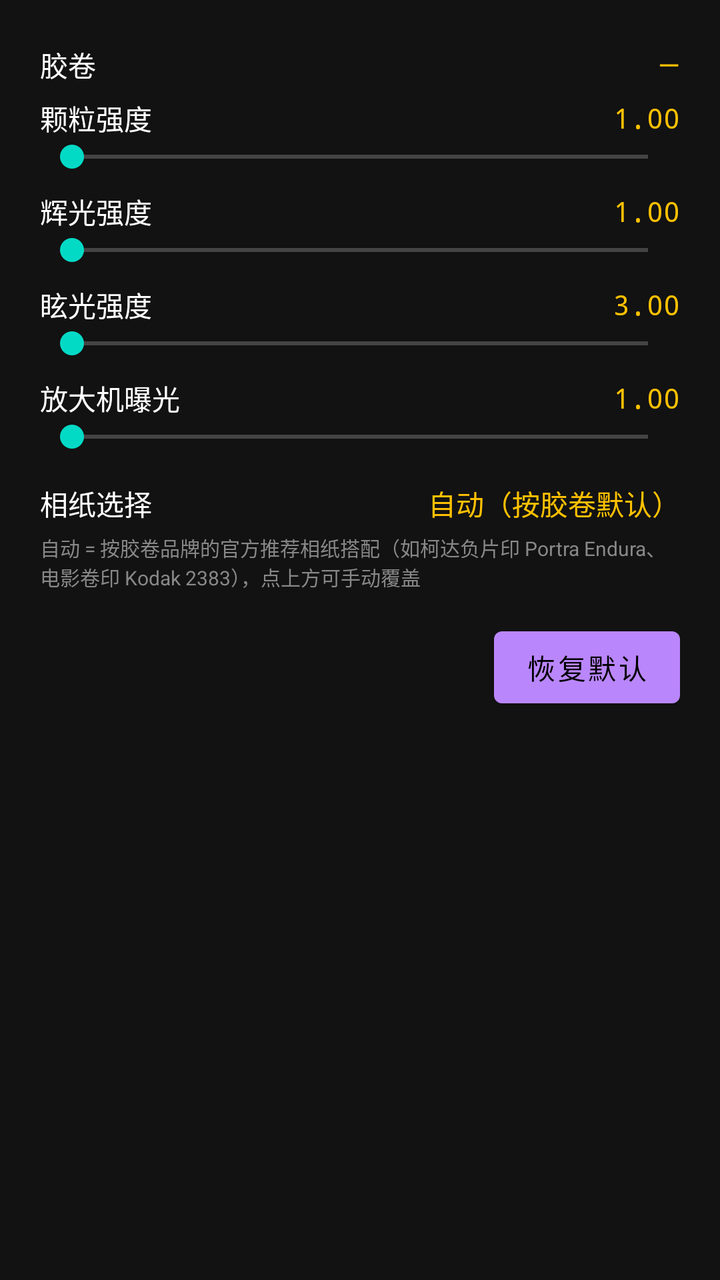
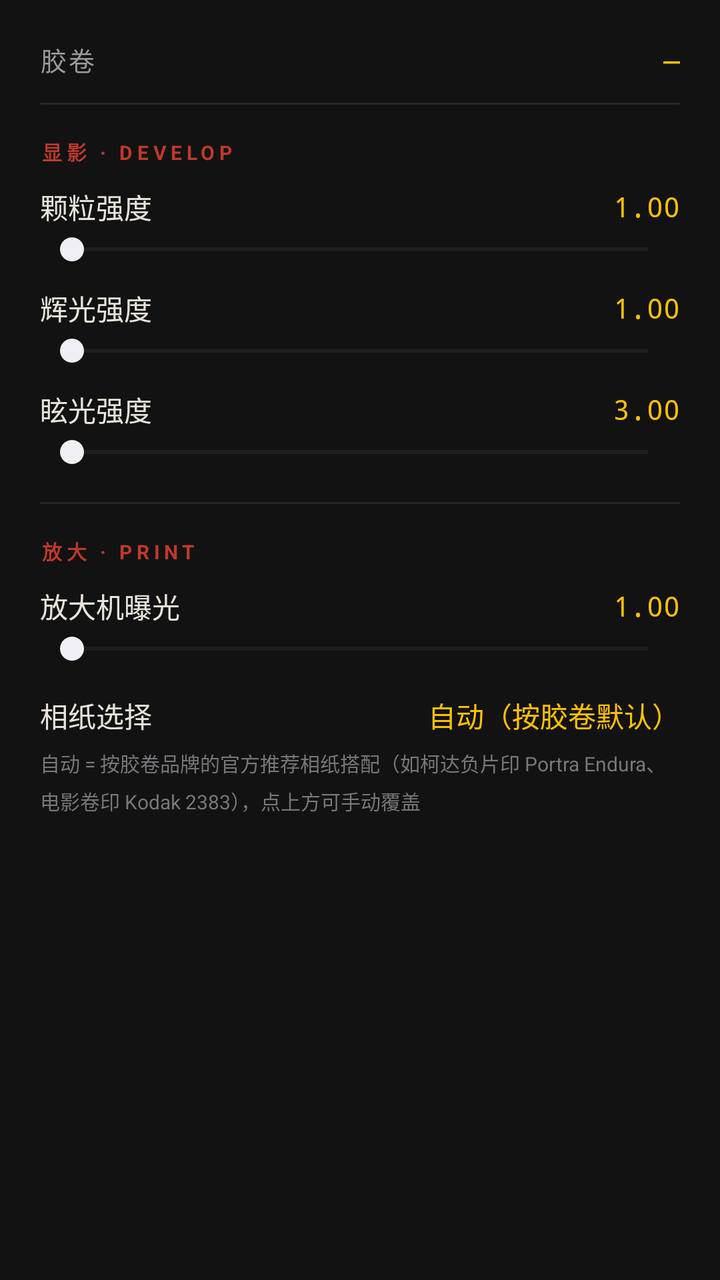

An Android layout rendered at two revisions. The XML below is the earlier revision; the diff shows what the commit changed to produce the second picture.
<!-- AndroidManifest.xml: application theme Theme.FilmCam -->
<!-- res/layout/dialog_dev_params.xml -->
<?xml version="1.0" encoding="utf-8"?>
<LinearLayout xmlns:android="http://schemas.android.com/apk/res/android"
    android:layout_width="match_parent"
    android:layout_height="wrap_content"
    android:orientation="vertical"
    android:paddingStart="20dp"
    android:paddingEnd="20dp"
    android:paddingTop="16dp"
    android:paddingBottom="8dp">

    
    <LinearLayout
        android:id="@+id/rowDevRoll"
        android:layout_width="match_parent"
        android:layout_height="wrap_content"
        android:orientation="horizontal"
        android:gravity="center_vertical"
        android:background="?android:attr/selectableItemBackground"
        android:clickable="true"
        android:focusable="true"
        android:paddingTop="6dp"
        android:paddingBottom="6dp">

        <TextView
            android:layout_width="0dp"
            android:layout_height="wrap_content"
            android:layout_weight="1"
            android:text="胶卷"
            android:textColor="#FFFFFF"
            android:textSize="14sp" />

        <TextView
            android:id="@+id/tvDevRollValue"
            android:layout_width="wrap_content"
            android:layout_height="wrap_content"
            android:text="—"
            android:textColor="#FFC100"
            android:textSize="14sp" />
    </LinearLayout>

    
    <LinearLayout
        android:layout_width="match_parent"
        android:layout_height="wrap_content"
        android:orientation="horizontal"
        android:gravity="center_vertical">

        <TextView
            android:layout_width="0dp"
            android:layout_height="wrap_content"
            android:layout_weight="1"
            android:text="颗粒强度"
            android:textColor="#FFFFFF"
            android:textSize="14sp" />

        <TextView
            android:id="@+id/tvDevGrainValue"
            android:layout_width="wrap_content"
            android:layout_height="wrap_content"
            android:text="1.00"
            android:textColor="#FFC100"
            android:textSize="14sp"
            android:fontFamily="monospace" />
    </LinearLayout>

    <SeekBar
        android:id="@+id/sbDevGrain"
        android:layout_width="match_parent"
        android:layout_height="wrap_content"
        android:max="200" />

    
    <LinearLayout
        android:layout_width="match_parent"
        android:layout_height="wrap_content"
        android:orientation="horizontal"
        android:gravity="center_vertical"
        android:layout_marginTop="8dp">

        <TextView
            android:layout_width="0dp"
            android:layout_height="wrap_content"
            android:layout_weight="1"
            android:text="辉光强度"
            android:textColor="#FFFFFF"
            android:textSize="14sp" />

        <TextView
            android:id="@+id/tvDevHalationValue"
            android:layout_width="wrap_content"
            android:layout_height="wrap_content"
            android:text="1.00"
            android:textColor="#FFC100"
            android:textSize="14sp"
            android:fontFamily="monospace" />
    </LinearLayout>

    <SeekBar
        android:id="@+id/sbDevHalation"
        android:layout_width="match_parent"
        android:layout_height="wrap_content"
        android:max="200" />

    
    <LinearLayout
        android:layout_width="match_parent"
        android:layout_height="wrap_content"
        android:orientation="horizontal"
        android:gravity="center_vertical"
        android:layout_marginTop="8dp">

        <TextView
            android:layout_width="0dp"
            android:layout_height="wrap_content"
            android:layout_weight="1"
            android:text="眩光强度"
            android:textColor="#FFFFFF"
            android:textSize="14sp" />

        <TextView
            android:id="@+id/tvDevGlareValue"
            android:layout_width="wrap_content"
            android:layout_height="wrap_content"
            android:text="3.00"
            android:textColor="#FFC100"
            android:textSize="14sp"
            android:fontFamily="monospace" />
    </LinearLayout>

    <SeekBar
        android:id="@+id/sbDevGlare"
        android:layout_width="match_parent"
        android:layout_height="wrap_content"
        android:max="600" />

    
    <LinearLayout
        android:layout_width="match_parent"
        android:layout_height="wrap_content"
        android:orientation="horizontal"
        android:gravity="center_vertical"
        android:layout_marginTop="8dp">

        <TextView
            android:layout_width="0dp"
            android:layout_height="wrap_content"
            android:layout_weight="1"
            android:text="放大机曝光"
            android:textColor="#FFFFFF"
            android:textSize="14sp" />

        <TextView
            android:id="@+id/tvDevExposureValue"
            android:layout_width="wrap_content"
            android:layout_height="wrap_content"
            android:text="1.00"
            android:textColor="#FFC100"
            android:textSize="14sp"
            android:fontFamily="monospace" />
    </LinearLayout>

    <SeekBar
        android:id="@+id/sbDevExposure"
        android:layout_width="match_parent"
        android:layout_height="wrap_content"
        android:max="150" />

    
    <LinearLayout
        android:id="@+id/rowDevPaper"
        android:layout_width="match_parent"
        android:layout_height="wrap_content"
        android:orientation="horizontal"
        android:gravity="center_vertical"
        android:layout_marginTop="8dp"
        android:background="?android:attr/selectableItemBackground"
        android:clickable="true"
        android:focusable="true"
        android:paddingTop="6dp"
        android:paddingBottom="6dp">

        <TextView
            android:layout_width="0dp"
            android:layout_height="wrap_content"
            android:layout_weight="1"
            android:text="相纸选择"
            android:textColor="#FFFFFF"
            android:textSize="14sp" />

        <TextView
            android:id="@+id/tvDevPaperValue"
            android:layout_width="wrap_content"
            android:layout_height="wrap_content"
            android:text="自动（按胶卷默认）"
            android:textColor="#FFC100"
            android:textSize="14sp" />
    </LinearLayout>

    
    <TextView
        android:layout_width="match_parent"
        android:layout_height="wrap_content"
        android:layout_marginTop="-2dp"
        android:layout_marginBottom="6dp"
        android:text="自动 = 按胶卷品牌的官方推荐相纸搭配（如柯达负片印 Portra Endura、电影卷印 Kodak 2383），点上方可手动覆盖"
        android:textColor="#888888"
        android:textSize="10sp" />

    
    <Button
        android:id="@+id/btnDevReset"
        android:layout_width="wrap_content"
        android:layout_height="wrap_content"
        android:layout_gravity="end"
        android:layout_marginTop="8dp"
        android:text="恢复默认" />

</LinearLayout>
<!-- resources referenced by this layout -->
<resources>
  <style name="Theme.FilmCam" parent="Theme.MaterialComponents.NoActionBar">
          <item name="android:statusBarColor">#000000</item>
          <item name="android:navigationBarColor">#000000</item>
      </style>
</resources>

<!-- the commit's change to res/layout/dialog_dev_params.xml (unified diff, before → after) -->
@@ -1,218 +1,277 @@
 <?xml version="1.0" encoding="utf-8"?>
-<LinearLayout xmlns:android="http://schemas.android.com/apk/res/android"
+<ScrollView xmlns:android="http://schemas.android.com/apk/res/android"
     android:layout_width="match_parent"
     android:layout_height="wrap_content"
-    android:orientation="vertical"
-    android:paddingStart="20dp"
-    android:paddingEnd="20dp"
-    android:paddingTop="16dp"
-    android:paddingBottom="8dp">
-
-    
-    <LinearLayout
-        android:id="@+id/rowDevRoll"
-        android:layout_width="match_parent"
-        android:layout_height="wrap_content"
-        android:orientation="horizontal"
-        android:gravity="center_vertical"
-        android:background="?android:attr/selectableItemBackground"
-        android:clickable="true"
-        android:focusable="true"
-        android:paddingTop="6dp"
-        android:paddingBottom="6dp">
-
-        <TextView
-            android:layout_width="0dp"
-            android:layout_height="wrap_content"
-            android:layout_weight="1"
-            android:text="胶卷"
-            android:textColor="#FFFFFF"
-            android:textSize="14sp" />
-
-        <TextView
-            android:id="@+id/tvDevRollValue"
-            android:layout_width="wrap_content"
-            android:layout_height="wrap_content"
-            android:text="—"
-            android:textColor="#FFC100"
-            android:textSize="14sp" />
-    </LinearLayout>
-
-    
+    android:overScrollMode="never">
+
     <LinearLayout
         android:layout_width="match_parent"
         android:layout_height="wrap_content"
-        android:orientation="horizontal"
-        android:gravity="center_vertical">
-
+        android:orientation="vertical"
+        android:paddingStart="20dp"
+        android:paddingEnd="20dp"
+        android:paddingTop="8dp"
+        android:paddingBottom="12dp">
+
+        
+        <LinearLayout
+            android:id="@+id/rowDevRoll"
+            android:layout_width="match_parent"
+            android:layout_height="wrap_content"
+            android:orientation="horizontal"
+            android:gravity="center_vertical"
+            android:background="?android:attr/selectableItemBackground"
+            android:clickable="true"
+            android:focusable="true"
+            android:paddingTop="12dp"
+            android:paddingBottom="12dp">
+
+            <TextView
+                android:layout_width="0dp"
+                android:layout_height="wrap_content"
+                android:layout_weight="1"
+                android:text="胶卷"
+                android:textColor="#9A9A9E"
+                android:textSize="13sp"
+                android:letterSpacing="0.06" />
+
+            <TextView
+                android:id="@+id/tvDevRollValue"
+                android:layout_width="wrap_content"
+                android:layout_height="wrap_content"
+                android:text="—"
+                android:textColor="#FFC100"
+                android:textSize="14sp"
+                android:fontFamily="monospace" />
+        </LinearLayout>
+
+        <View
+            android:layout_width="match_parent"
+            android:layout_height="1dp"
+            android:background="#26262A" />
+
+        
         <TextView
-            android:layout_width="0dp"
-            android:layout_height="wrap_content"
-            android:layout_weight="1"
-            android:text="颗粒强度"
-            android:textColor="#FFFFFF"
-            android:textSize="14sp" />
-
+            android:layout_width="wrap_content"
+            android:layout_height="wrap_content"
+            android:layout_marginTop="16dp"
+            android:text="显影 · DEVELOP"
+            android:textColor="#C0392B"
+            android:textSize="10sp"
+            android:textStyle="bold"
+            android:letterSpacing="0.22" />
+
+        
+        <LinearLayout
+            android:layout_width="match_parent"
+            android:layout_height="wrap_content"
+            android:orientation="horizontal"
+            android:gravity="center_vertical"
+            android:paddingTop="10dp">
+
+            <TextView
+                android:layout_width="0dp"
+                android:layout_height="wrap_content"
+                android:layout_weight="1"
+                android:text="颗粒强度"
+                android:textColor="#E8E4DA"
+                android:textSize="14sp" />
+
+            <TextView
+                android:id="@+id/tvDevGrainValue"
+                android:layout_width="wrap_content"
+                android:layout_height="wrap_content"
+                android:text="1.00"
+                android:textColor="#FFC100"
+                android:textSize="14sp"
+                android:fontFamily="monospace" />
+        </LinearLayout>
+
+        <SeekBar
+            android:id="@+id/sbDevGrain"
+            android:layout_width="match_parent"
+            android:layout_height="wrap_content"
+            android:layout_marginTop="2dp"
+            android:max="200"
+            android:progressTint="#FFC100"
+            android:progressBackgroundTint="#3A3A40"
+            android:thumbTint="#F0F0F4" />
+
+        
+        <LinearLayout
+            android:layout_width="match_parent"
+            android:layout_height="wrap_content"
+            android:orientation="horizontal"
+            android:gravity="center_vertical"
+            android:paddingTop="10dp">
+
+            <TextView
+                android:layout_width="0dp"
+                android:layout_height="wrap_content"
+                android:layout_weight="1"
+                android:text="辉光强度"
+                android:textColor="#E8E4DA"
+                android:textSize="14sp" />
+
+            <TextView
+                android:id="@+id/tvDevHalationValue"
+                android:layout_width="wrap_content"
+                android:layout_height="wrap_content"
+                android:text="1.00"
+                android:textColor="#FFC100"
+                android:textSize="14sp"
+                android:fontFamily="monospace" />
+        </LinearLayout>
+
+        <SeekBar
+            android:id="@+id/sbDevHalation"
+            android:layout_width="match_parent"
+            android:layout_height="wrap_content"
+            android:layout_marginTop="2dp"
+            android:max="200"
+            android:progressTint="#FFC100"
+            android:progressBackgroundTint="#3A3A40"
+            android:thumbTint="#F0F0F4" />
+
+        
+        <LinearLayout
+            android:layout_width="match_parent"
+            android:layout_height="wrap_content"
+            android:orientation="horizontal"
+            android:gravity="center_vertical"
+            android:paddingTop="10dp">
+
+            <TextView
+                android:layout_width="0dp"
+                android:layout_height="wrap_content"
+                android:layout_weight="1"
+                android:text="眩光强度"
+                android:textColor="#E8E4DA"
+                android:textSize="14sp" />
+
+            <TextView
+                android:id="@+id/tvDevGlareValue"
+                android:layout_width="wrap_content"
+                android:layout_height="wrap_content"
+                android:text="3.00"
+                android:textColor="#FFC100"
+                android:textSize="14sp"
+                android:fontFamily="monospace" />
+        </LinearLayout>
+
+        <SeekBar
+            android:id="@+id/sbDevGlare"
+            android:layout_width="match_parent"
+            android:layout_height="wrap_content"
+            android:layout_marginTop="2dp"
+            android:max="600"
+            android:progressTint="#FFC100"
+            android:progressBackgroundTint="#3A3A40"
+            android:thumbTint="#F0F0F4" />
+
+        <View
+            android:layout_width="match_parent"
+            android:layout_height="1dp"
+            android:layout_marginTop="16dp"
+            android:background="#26262A" />
+
+        
         <TextView
-            android:id="@+id/tvDevGrainValue"
             android:layout_width="wrap_content"
             android:layout_height="wrap_content"
-            android:text="1.00"
+            android:layout_marginTop="16dp"
+            android:text="放大 · PRINT"
+            android:textColor="#C0392B"
+            android:textSize="10sp"
+            android:textStyle="bold"
+            android:letterSpacing="0.22" />
+
+        
+        <LinearLayout
+            android:layout_width="match_parent"
+            android:layout_height="wrap_content"
+            android:orientation="horizontal"
+            android:gravity="center_vertical"
+            android:paddingTop="10dp">
+
+            <TextView
+                android:layout_width="0dp"
+                android:layout_height="wrap_content"
+                android:layout_weight="1"
+                android:text="放大机曝光"
+                android:textColor="#E8E4DA"
+                android:textSize="14sp" />
+
+            <TextView
+                android:id="@+id/tvDevExposureValue"
+                android:layout_width="wrap_content"
+                android:layout_height="wrap_content"
+                android:text="1.00"
+                android:textColor="#FFC100"
+                android:textSize="14sp"
+                android:fontFamily="monospace" />
+        </LinearLayout>
+
+        <SeekBar
+            android:id="@+id/sbDevExposure"
+            android:layout_width="match_parent"
+            android:layout_height="wrap_content"
+            android:layout_marginTop="2dp"
+            android:max="150"
+            android:progressTint="#FFC100"
+            android:progressBackgroundTint="#3A3A40"
+            android:thumbTint="#F0F0F4" />
+
+        
+        <LinearLayout
+            android:id="@+id/rowDevPaper"
+            android:layout_width="match_parent"
+            android:layout_height="wrap_content"
+            android:orientation="horizontal"
+            android:gravity="center_vertical"
+            android:paddingTop="14dp"
+            android:paddingBottom="6dp"
+            android:background="?android:attr/selectableItemBackground"
+            android:clickable="true"
+            android:focusable="true">
+
+            <TextView
+                android:layout_width="0dp"
+                android:layout_height="wrap_content"
+                android:layout_weight="1"
+                android:text="相纸选择"
+                android:textColor="#E8E4DA"
+                android:textSize="14sp" />
+
+            <TextView
+                android:id="@+id/tvDevPaperValue"
+                android:layout_width="wrap_content"
+                android:layout_height="wrap_content"
+                android:text="自动（按胶卷默认）"
+                android:textColor="#FFC100"
+                android:textSize="14sp"
+                android:fontFamily="monospace" />
+        </LinearLayout>
+
+        
+        <TextView
+            android:layout_width="match_parent"
+            android:layout_height="wrap_content"
+            android:layout_marginBottom="10dp"
+            android:text="自动 = 按胶卷品牌的官方推荐相纸搭配（如柯达负片印 Portra Endura、电影卷印 Kodak 2383），点上方可手动覆盖"
+            android:textColor="#77777C"
+            android:textSize="10sp"
+            android:lineSpacingMultiplier="1.3" />
+
+        
+        <Button
+            android:id="@+id/btnDevReset"
+            android:layout_width="wrap_content"
+            android:layout_height="wrap_content"
+            android:layout_gravity="end"
+            style="?attr/borderlessButtonStyle"
             android:textColor="#FFC100"
-            android:textSize="14sp"
-            android:fontFamily="monospace" />
+            android:textSize="13sp" />
+
     </LinearLayout>
-
-    <SeekBar
-        android:id="@+id/sbDevGrain"
-        android:layout_width="match_parent"
-        android:layout_height="wrap_content"
-        android:max="200" />
-
-    
-    <LinearLayout
-        android:layout_width="match_parent"
-        android:layout_height="wrap_content"
-        android:orientation="horizontal"
-        android:gravity="center_vertical"
-        android:layout_marginTop="8dp">
-
-        <TextView
-            android:layout_width="0dp"
-            android:layout_height="wrap_content"
-            android:layout_weight="1"
-            android:text="辉光强度"
-            android:textColor="#FFFFFF"
-            android:textSize="14sp" />
-
-        <TextView
-            android:id="@+id/tvDevHalationValue"
-            android:layout_width="wrap_content"
-            android:layout_height="wrap_content"
-            android:text="1.00"
-            android:textColor="#FFC100"
-            android:textSize="14sp"
-            android:fontFamily="monospace" />
-    </LinearLayout>
-
-    <SeekBar
-        android:id="@+id/sbDevHalation"
-        android:layout_width="match_parent"
-        android:layout_height="wrap_content"
-        android:max="200" />
-
-    
-    <LinearLayout
-        android:layout_width="match_parent"
-        android:layout_height="wrap_content"
-        android:orientation="horizontal"
-        android:gravity="center_vertical"
-        android:layout_marginTop="8dp">
-
-        <TextView
-            android:layout_width="0dp"
-            android:layout_height="wrap_content"
-            android:layout_weight="1"
-            android:text="眩光强度"
-            android:textColor="#FFFFFF"
-            android:textSize="14sp" />
-
-        <TextView
-            android:id="@+id/tvDevGlareValue"
-            android:layout_width="wrap_content"
-            android:layout_height="wrap_content"
-            android:text="3.00"
-            android:textColor="#FFC100"
-            android:textSize="14sp"
-            android:fontFamily="monospace" />
-    </LinearLayout>
-
-    <SeekBar
-        android:id="@+id/sbDevGlare"
-        android:layout_width="match_parent"
-        android:layout_height="wrap_content"
-        android:max="600" />
-
-    
-    <LinearLayout
-        android:layout_width="match_parent"
-        android:layout_height="wrap_content"
-        android:orientation="horizontal"
-        android:gravity="center_vertical"
-        android:layout_marginTop="8dp">
-
-        <TextView
-            android:layout_width="0dp"
-            android:layout_height="wrap_content"
-            android:layout_weight="1"
-            android:text="放大机曝光"
-            android:textColor="#FFFFFF"
-            android:textSize="14sp" />
-
-        <TextView
-            android:id="@+id/tvDevExposureValue"
-            android:layout_width="wrap_content"
-            android:layout_height="wrap_content"
-            android:text="1.00"
-            android:textColor="#FFC100"
-            android:textSize="14sp"
-            android:fontFamily="monospace" />
-    </LinearLayout>
-
-    <SeekBar
-        android:id="@+id/sbDevExposure"
-        android:layout_width="match_parent"
-        android:layout_height="wrap_content"
-        android:max="150" />
-
-    
-    <LinearLayout
-        android:id="@+id/rowDevPaper"
-        android:layout_width="match_parent"
-        android:layout_height="wrap_content"
-        android:orientation="horizontal"
-        android:gravity="center_vertical"
-        android:layout_marginTop="8dp"
-        android:background="?android:attr/selectableItemBackground"
-        android:clickable="true"
-        android:focusable="true"
-        android:paddingTop="6dp"
-        android:paddingBottom="6dp">
-
-        <TextView
-            android:layout_width="0dp"
-            android:layout_height="wrap_content"
-            android:layout_weight="1"
-            android:text="相纸选择"
-            android:textColor="#FFFFFF"
-            android:textSize="14sp" />
-
-        <TextView
-            android:id="@+id/tvDevPaperValue"
-            android:layout_width="wrap_content"
-            android:layout_height="wrap_content"
-            android:text="自动（按胶卷默认）"
-            android:textColor="#FFC100"
-            android:textSize="14sp" />
-    </LinearLayout>
-
-    
-    <TextView
-        android:layout_width="match_parent"
-        android:layout_height="wrap_content"
-        android:layout_marginTop="-2dp"
-        android:layout_marginBottom="6dp"
-        android:text="自动 = 按胶卷品牌的官方推荐相纸搭配（如柯达负片印 Portra Endura、电影卷印 Kodak 2383），点上方可手动覆盖"
-        android:textColor="#888888"
-        android:textSize="10sp" />
-
-    
-    <Button
-        android:id="@+id/btnDevReset"
-        android:layout_width="wrap_content"
-        android:layout_height="wrap_content"
-        android:layout_gravity="end"
-        android:layout_marginTop="8dp"
-        android:text="恢复默认" />
-
-</LinearLayout>
+</ScrollView>
